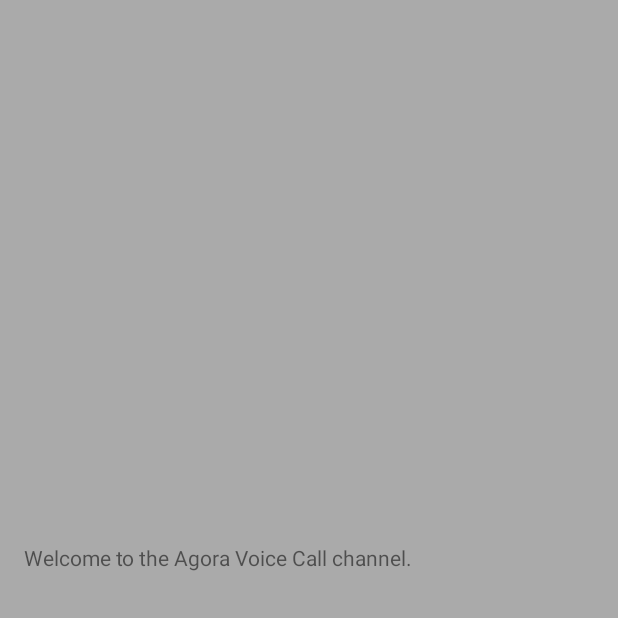
After one commit to XanthumR/Roxid, an Android app: the VoiceChat screen opened directly, with no data from a screen before it, on a phone screen of 412 x 824 dp, the top half of it. The commit adds this screen. Run offline under Robolectric (Android 15) with nearby library versions, the phone set to English and light mode, and no system bars; our stand-ins replace CircleImageView; libraries missing offline, so code that uses them is left out: io.agora.rtc2; 6 statements that could not run were skipped.

Commit message:
first step toward voice chat

```diff
--- a/app/src/main/java/msku/ceng/madlab/roxid/MainActivity.java
+++ b/app/src/main/java/msku/ceng/madlab/roxid/MainActivity.java
@@ -54,7 +54,7 @@ public class MainActivity extends AppCompatActivity {
         buttonFriend.setOnClickListener(new View.OnClickListener() {
             @Override
             public void onClick(View view) {
-                Intent intent = new Intent(MainActivity.this, friendList.class);
+                Intent intent = new Intent(MainActivity.this, VoiceChat.class);
                 startActivity(intent);
             }
         });
--- /dev/null
+++ b/app/src/main/java/msku/ceng/madlab/roxid/VoiceChat.java
@@ -0,0 +1,164 @@
+package msku.ceng.madlab.roxid;
+
+import android.Manifest;
+import android.content.pm.PackageManager;
+import android.os.Bundle;
+import android.widget.Toast;
+
+import androidx.annotation.NonNull;
+import androidx.appcompat.app.AppCompatActivity;
+import androidx.core.app.ActivityCompat;
+import androidx.core.content.ContextCompat;
+
+import androidx.appcompat.app.AppCompatActivity;
+import androidx.core.app.ActivityCompat;
+import androidx.core.content.ContextCompat;
+
+import android.Manifest;
+import android.content.pm.PackageManager;
+
+import io.agora.rtc2.ChannelMediaOptions;
+import io.agora.rtc2.Constants;
+import io.agora.rtc2.IRtcEngineEventHandler;
+import io.agora.rtc2.RtcEngine;
+import io.agora.rtc2.RtcEngineConfig;
+
+import io.agora.rtc2.Constants;
+import io.agora.rtc2.IRtcEngineEventHandler;
+import io.agora.rtc2.RtcEngine;
+import io.agora.rtc2.RtcEngineConfig;
+import io.agora.rtc2.ChannelMediaOptions;
+
+
+
+
+public class VoiceChat extends AppCompatActivity {
+
+    // Fill in your App ID, which can be generated in the Agora console
+    private String myAppId = "29f451bf225e413380ebfb0e767a2fad";
+    // Fill in the channel name
+    private String channelName = "channel";
+    // Fill in the temporary Token generated in the Agora console
+    private String token = "007eJxSYEg4eYpP/5JxuoOwZUfiWpmzh+dMLGM+qcfsuSZ324Ot794pMBhZppmYGialGRmZppoYGhtbGKQmpSUZpJqbmScapSWmzFSMT28IZGR4YmDMwsjAyMDCwMgA4jOBSWYwyQIm2RmSMxLz8lJzGBgAAQAA///AXSKT";
+
+    private RtcEngine mRtcEngine;
+
+    private static final int PERMISSION_REQ_ID = 22;
+
+    // Get the permissions required for experiencing real-time audio interaction
+    private String[] getRequiredPermissions(){
+        // Determine the permissions required when targetSDKVersion is 31 or above
+        if (android.os.Build.VERSION.SDK_INT >= android.os.Build.VERSION_CODES.S) {
+            return new String[]{
+                    Manifest.permission.RECORD_AUDIO, // Record audio permission
+                    Manifest.permission.READ_PHONE_STATE, // Read phone state permission
+                    Manifest.permission.BLUETOOTH_CONNECT // Bluetooth connection permission
+            };
+        } else {
+            return new String[]{
+                    Manifest.permission.RECORD_AUDIO,
+            };
+        }
+    }
+
+    private boolean checkPermissions() {
+        for (String permission : getRequiredPermissions()) {
+            int permissionCheck = ContextCompat.checkSelfPermission(VoiceChat.this, permission);
+            if (permissionCheck != PackageManager.PERMISSION_GRANTED) {
+                return false;
+            }
+        }
+        return true;
+    }
+
+    private final IRtcEngineEventHandler mRtcEventHandler = new IRtcEngineEventHandler() {
+        @Override
+        public void onJoinChannelSuccess(String channel, int uid, int elapsed) {
+            super.onJoinChannelSuccess(channel, uid, elapsed);
+            runOnUiThread(() -> {
+                Toast.makeText(VoiceChat.this, "Join channel success", Toast.LENGTH_SHORT).show();
+            });
+        }
+
+        @Override
+        public void onUserJoined(int uid, int elapsed) {
+            super.onUserJoined(uid, elapsed);
+            runOnUiThread(() -> {
+                Toast.makeText(VoiceChat.this, "User joined: " + uid, Toast.LENGTH_SHORT).show();
+            });
+        }
+
+        @Override
+        public void onUserOffline(int uid, int reason) {
+            super.onUserOffline(uid, reason);
+            runOnUiThread(() -> {
+                Toast.makeText(VoiceChat.this, "User offline: " + uid, Toast.LENGTH_SHORT).show();
+            });
+        }
+    };
+
+        private void initializeAndJoinChannel() {
+            try {
+                // Create an RtcEngineConfig object and configure it
+                RtcEngineConfig config = new RtcEngineConfig();
+                config.mContext = getBaseContext();
+                config.mAppId = myAppId;
+                config.mEventHandler = mRtcEventHandler;
+                // Create and initialize the RtcEngine
+                mRtcEngine = RtcEngine.create(config);
+            } catch (Exception e) {
+                throw new RuntimeException("Check the error.");
+            }
+
+            // Create a ChannelMediaOptions object and configure it
+            ChannelMediaOptions options = new ChannelMediaOptions();
+            // Set the user role to BROADCASTER (host) or AUDIENCE (audience)
+            options.clientRoleType = Constants.CLIENT_ROLE_BROADCASTER;
+            // Set the channel profile
+            options.channelProfile = Constants.CHANNEL_PROFILE_COMMUNICATION;
+            // Publish the audio collected by the microphone
+            options.publishMicrophoneTrack = true;
+            // Automatically subscribe to all audio streams
+            options.autoSubscribeAudio = true;
+            // Join the channel using a uid, temporary token and channel name.
+            // Ensure that the uid is unique within the channel.
+            // If you set the uid to 0, the engine  generates a random uid.
+            // The onJoinChannelSuccess callback is triggered upon success.
+            mRtcEngine.joinChannel(token, channelName, 0, options);
+        }
+
+
+
+        @Override
+        protected void onCreate(Bundle savedInstanceState) {
+            super.onCreate(savedInstanceState);
+            setContentView(R.layout.activity_voice_chat);
+            // If already authorized, initialize the RtcEngine and join the channel
+            if (checkPermissions()) {
+                initializeAndJoinChannel();
+            } else {
+                ActivityCompat.requestPermissions(this, getRequiredPermissions(), PERMISSION_REQ_ID);
+            }
+        }
+
+        // System permission request callback
+        @Override
+        public void onRequestPermissionsResult(int requestCode, @NonNull String[] permissions, @NonNull int[] grantResults) {
+            super.onRequestPermissionsResult(requestCode, permissions, grantResults);
+            if (checkPermissions()) {
+                initializeAndJoinChannel();
+            }
+        }
+
+        @Override
+        protected void onDestroy() {
+            super.onDestroy();
+            if (mRtcEngine != null) {
+                // Leave the channel
+                mRtcEngine.leaveChannel();
+                mRtcEngine = null;
+                // Destroy the engine
+                RtcEngine.destroy();
+            }
+        }
+    }
--- /dev/null
+++ b/app/src/main/res/layout/activity_voice_chat.xml
@@ -0,0 +1,24 @@
+<?xml version="1.0" encoding="UTF-8"?>
+<RelativeLayout xmlns:android="http://schemas.android.com/apk/res/android"
+    xmlns:tools="http://schemas.android.com/tools"
+    android:id="@+id/activity_main"
+    android:layout_width="match_parent"
+    android:layout_height="match_parent"
+    tools:context=".MainActivity">
+
+    <FrameLayout
+        android:layout_width="match_parent"
+        android:layout_height="match_parent"
+        android:background="@android:color/darker_gray">
+
+        <TextView
+            android:layout_width="match_parent"
+            android:layout_height="wrap_content"
+            android:layout_marginBottom="40dp"
+            android:layout_marginLeft="16dp"
+            android:layout_marginStart="16dp"
+            android:layout_gravity="center_vertical|start"
+            android:text="Welcome to the Agora Voice Call channel."/>
+
+    </FrameLayout>
+</RelativeLayout>
```
Also changed, not shown: app/src/main/AndroidManifest.xml (+12 -2 lines), 1 other file.
